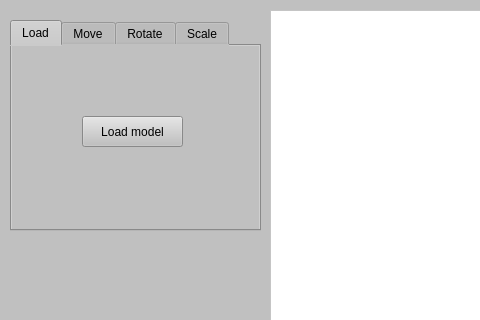
Marshality/Object-Oriented-Programming, file lab03/mainwidget.ui: the form before one commit; both pictures show x 0 to 480 and y 0 to 320 of the 816 by 511 pixel window.
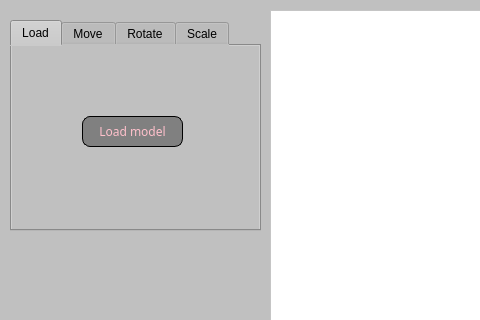
The form after the commit.

```diff
--- a/lab03/mainwidget.ui
+++ b/lab03/mainwidget.ui
@@ -62,7 +62,7 @@
        </rect>
       </property>
       <property name="styleSheet">
-       <string notr="true">#loaButton {
+       <string notr="true">#loadButton {
 background: grey; 
 color: pink;
  font-family: Menlo;
```
